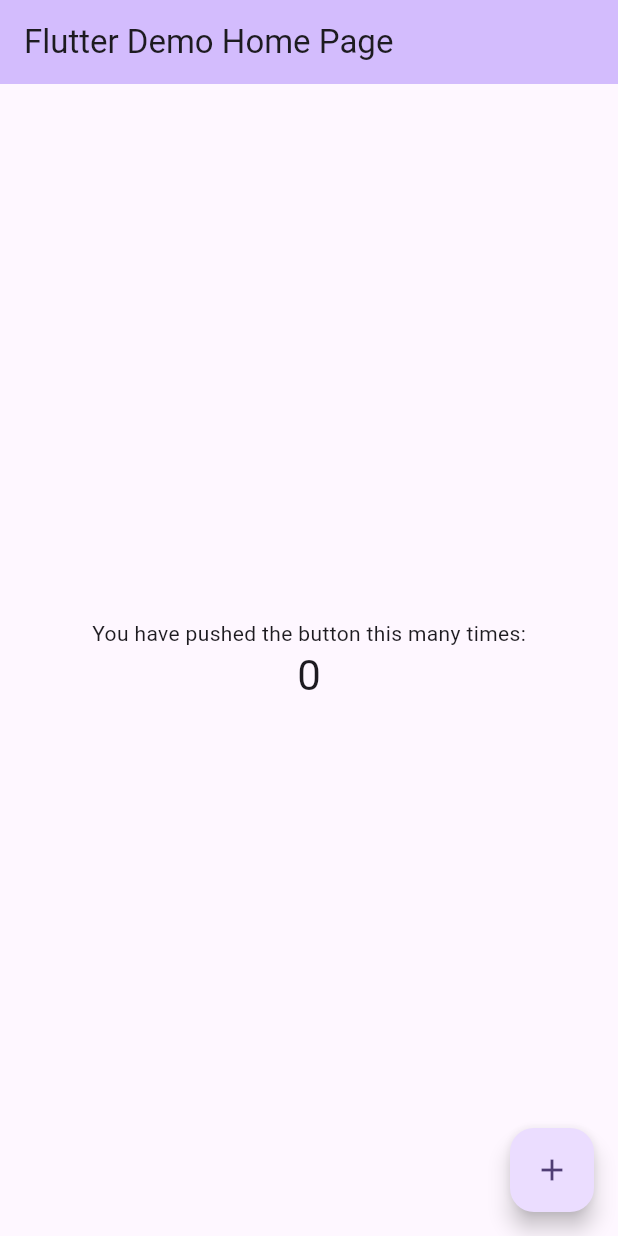
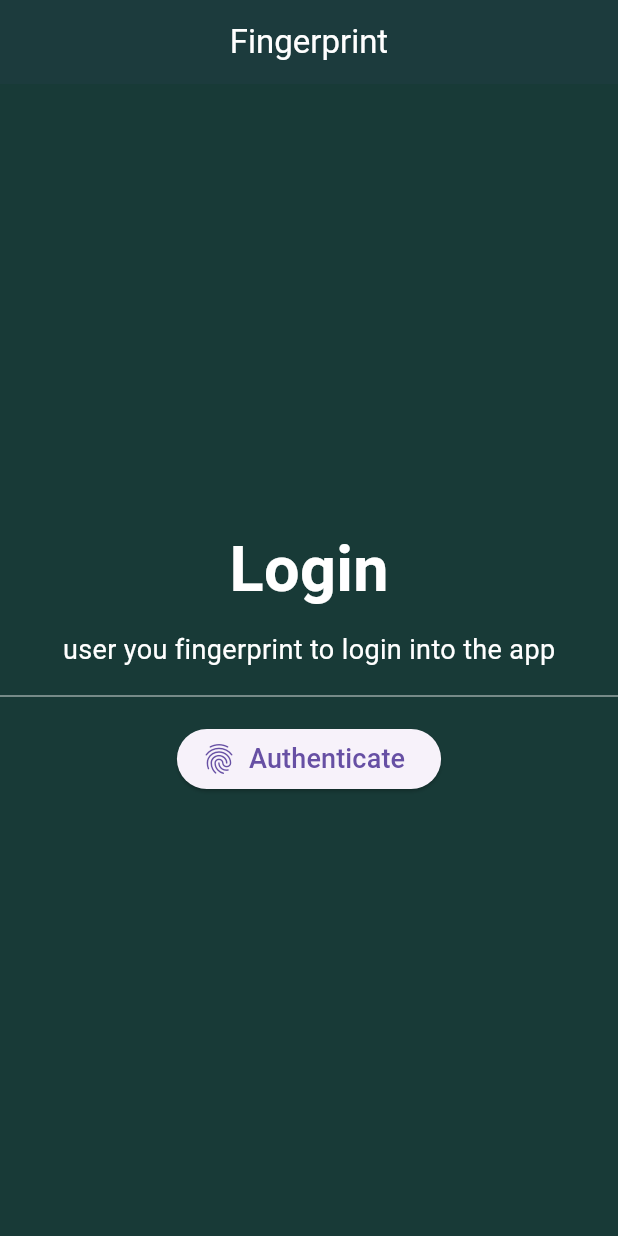
Before and after one commit to KhubaibJamal/local-authentication, a Flutter app: the screen it shows after launch, on a phone screen of 412 x 824 dp. Run offline on Flutter 3.47's test engine with Material 3 defaults, Android fonts, the light colour scheme and no system bars.

Commit message:
fingerprint view

```diff
--- a/lib/main.dart
+++ b/lib/main.dart
@@ -1,4 +1,5 @@
 import 'package:flutter/material.dart';
+import 'package:local_password/view/fingerprint_view.dart';
 
 void main() {
   runApp(const MyApp());
@@ -7,119 +8,20 @@
 class MyApp extends StatelessWidget {
   const MyApp({super.key});
 
-  // This widget is the root of your application.
   @override
   Widget build(BuildContext context) {
     return MaterialApp(
-      title: 'Flutter Demo',
+      debugShowCheckedModeBanner: false,
+      title: 'Local Authentication',
       theme: ThemeData(
-        // This is the theme of your application.
-        //
-        // TRY THIS: Try running your application with "flutter run". You'll see
-        // the application has a purple toolbar. Then, without quitting the app,
-        // try changing the seedColor in the colorScheme below to Colors.green
-        // and then invoke "hot reload" (save your changes or press the "hot
-        // reload" button in a Flutter-supported IDE, or press "r" if you used
-        // the command line to start the app).
-        //
-        // Notice that the counter didn't reset back to zero; the application
-        // state is not lost during the reload. To reset the state, use hot
-        // restart instead.
-        //
-        // This works for code too, not just values: Most code changes can be
-        // tested with just a hot reload.
-        colorScheme: ColorScheme.fromSeed(seedColor: Colors.deepPurple),
-        useMaterial3: true,
+        scaffoldBackgroundColor: const Color(0xFF183A37),
+        appBarTheme: const AppBarTheme(
+          color: Color(0xFF183A37),
+          elevation: 1,
+          iconTheme: IconThemeData(color: Colors.white),
+        ),
       ),
-      home: const MyHomePage(title: 'Flutter Demo Home Page'),
+      home: const FingerprintView(),
     );
   }
 }
-
-class MyHomePage extends StatefulWidget {
-  const MyHomePage({super.key, required this.title});
-
-  // This widget is the home page of your application. It is stateful, meaning
-  // that it has a State object (defined below) that contains fields that affect
-  // how it looks.
-
-  // This class is the configuration for the state. It holds the values (in this
-  // case the title) provided by the parent (in this case the App widget) and
-  // used by the build method of the State. Fields in a Widget subclass are
-  // always marked "final".
-
-  final String title;
-
-  @override
-  State<MyHomePage> createState() => _MyHomePageState();
-}
-
-class _MyHomePageState extends State<MyHomePage> {
-  int _counter = 0;
-
-  void _incrementCounter() {
-    setState(() {
-      // This call to setState tells the Flutter framework that something has
-      // changed in this State, which causes it to rerun the build method below
-      // so that the display can reflect the updated values. If we changed
-      // _counter without calling setState(), then the build method would not be
-      // called again, and so nothing would appear to happen.
-      _counter++;
-    });
-  }
-
-  @override
-  Widget build(BuildContext context) {
-    // This method is rerun every time setState is called, for instance as done
-    // by the _incrementCounter method above.
-    //
-    // The Flutter framework has been optimized to make rerunning build methods
-    // fast, so that you can just rebuild anything that needs updating rather
-    // than having to individually change instances of widgets.
-    return Scaffold(
-      appBar: AppBar(
-        // TRY THIS: Try changing the color here to a specific color (to
-        // Colors.amber, perhaps?) and trigger a hot reload to see the AppBar
-        // change color while the other colors stay the same.
-        backgroundColor: Theme.of(context).colorScheme.inversePrimary,
-        // Here we take the value from the MyHomePage object that was created by
-        // the App.build method, and use it to set our appbar title.
-        title: Text(widget.title),
-      ),
-      body: Center(
-        // Center is a layout widget. It takes a single child and positions it
-        // in the middle of the parent.
-        child: Column(
-          // Column is also a layout widget. It takes a list of children and
-          // arranges them vertically. By default, it sizes itself to fit its
-          // children horizontally, and tries to be as tall as its parent.
-          //
-          // Column has various properties to control how it sizes itself and
-          // how it positions its children. Here we use mainAxisAlignment to
-          // center the children vertically; the main axis here is the vertical
-          // axis because Columns are vertical (the cross axis would be
-          // horizontal).
-          //
-          // TRY THIS: Invoke "debug painting" (choose the "Toggle Debug Paint"
-          // action in the IDE, or press "p" in the console), to see the
-          // wireframe for each widget.
-          mainAxisAlignment: MainAxisAlignment.center,
-          children: <Widget>[
-            const Text(
-              'You have pushed the button this many times:',
-            ),
-            Text(
-              '$_counter',
-              style: Theme.of(context).textTheme.headlineMedium,
-            ),
-          ],
-        ),
-      ),
-      floatingActionButton: FloatingActionButton(
-        onPressed: _incrementCounter,
-        tooltip: 'Increment',
-        child: const Icon(Icons.add),
-      ), // This trailing comma makes auto-formatting nicer for build methods.
-    );
-  }
-}
--- /dev/null
+++ b/lib/view/fingerprint_view.dart
@@ -0,0 +1,59 @@
+import 'package:flutter/material.dart';
+
+class FingerprintView extends StatelessWidget {
+  const FingerprintView({super.key});
+
+  @override
+  Widget build(BuildContext context) {
+    return Scaffold(
+      appBar: AppBar(
+        centerTitle: true,
+        title: const Text(
+          "Fingerprint",
+          style: TextStyle(
+            color: Colors.white,
+          ),
+        ),
+      ),
+      body: SafeArea(
+        child: Center(
+          child: Column(
+            mainAxisAlignment: MainAxisAlignment.center,
+            children: [
+              const Text(
+                "Login",
+                style: TextStyle(
+                  fontSize: 42,
+                  color: Colors.white,
+                  fontWeight: FontWeight.bold,
+                ),
+              ),
+              const SizedBox(height: 10),
+              const Text(
+                "user you fingerprint to login into the app",
+                style: TextStyle(
+                  color: Colors.white,
+                  fontSize: 18,
+                ),
+              ),
+              const SizedBox(height: 10),
+              const Divider(color: Colors.white54),
+              const SizedBox(height: 10),
+              ElevatedButton.icon(
+                onPressed: () {},
+                icon: const Icon(
+                  Icons.fingerprint,
+                  size: 24,
+                ),
+                label: const Text(
+                  "Authenticate",
+                  style: TextStyle(fontSize: 18),
+                ),
+              ),
+            ],
+          ),
+        ),
+      ),
+    );
+  }
+}
```
